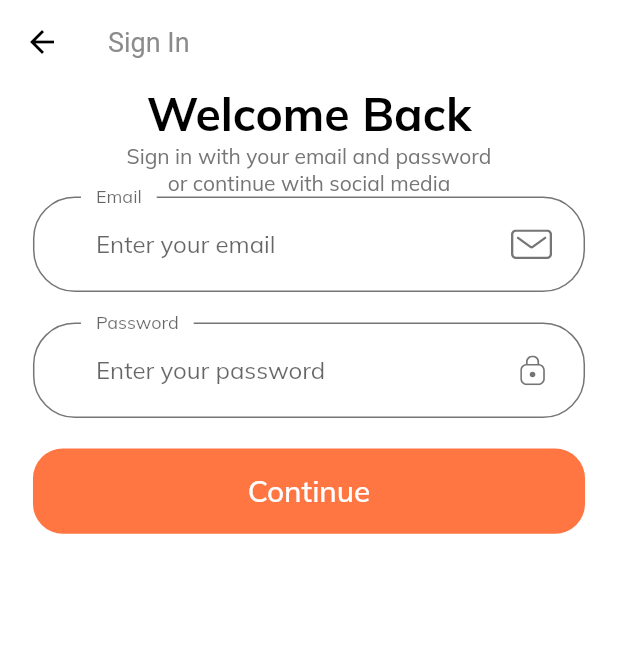
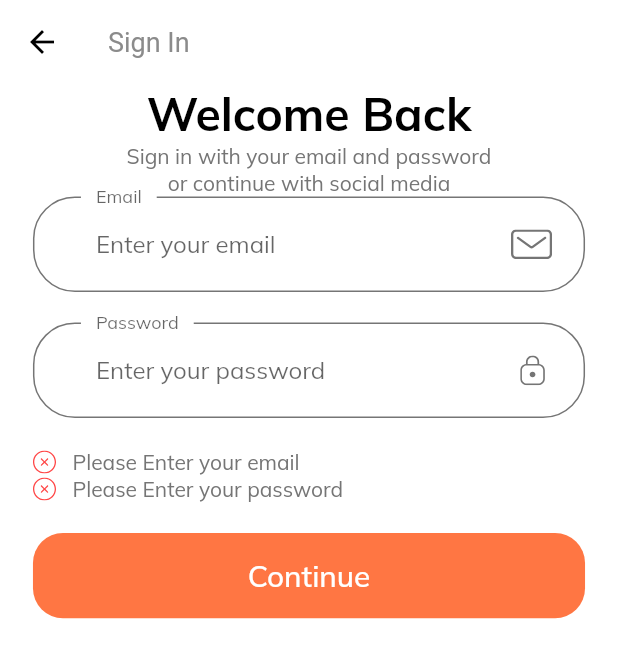
Before and after one commit to jplozada/E-commerce, a Flutter app: the SignInScreen screen opened by its route, after a tap on "Continue", on a phone screen of 412 x 824 dp. Shown: the top 658 px of the screen. Run offline on Flutter 3.47's test engine with Material 2 defaults, Android fonts, the phone set to English and light mode, and no system bars; our stand-ins replace flutter_svg.

Commit message:
Sign in screen: email and password inputs validation

```diff
--- /dev/null
+++ b/lib/components/form_error.dart
@@ -0,0 +1,33 @@
+import 'package:flutter/material.dart';
+import 'package:flutter_svg/svg.dart';
+import '../size_config.dart';
+
+class FormError extends StatelessWidget {
+  const FormError({
+    Key key,
+    @required this.errors,
+  }) : super(key: key);
+
+  final List<String> errors;
+
+  @override
+  Widget build(BuildContext context) {
+    return Column(
+      children: List.generate(errors.length, (index) => formErrorText(error: errors[index]))
+    );
+  }
+
+  Row formErrorText({String error}) {
+    return Row(
+      children: [
+        SvgPicture.asset(
+          "assets/icons/Error.svg",
+          height: getProportionateScreenWidth(14),
+          width: getProportionateScreenWidth(14),
+        ),
+        SizedBox(width: getProportionateScreenWidth(10)),
+        Text(error)
+      ],
+    );
+  }
+}
--- a/lib/constants.dart
+++ b/lib/constants.dart
@@ -11,3 +11,12 @@ const kSecondaryColor = Color(0xFF979797);
 const kTextColor = Color(0xFF757575);
 
 const kAnimationDuration = Duration(milliseconds: 200);
+
+// Form Error
+final RegExp emailValidatorRegExp =
+    RegExp(r"^[a-zA-Z0-9.]+@[a-zA-Z0-9]+\.[a-zA-Z]+");
+const String kEmailNullError = "Please Enter your email";
+const String kInvalidEmailError = "Please Enter Valid Email";
+const String kPassNullError = "Please Enter your password";
+const String kShortPassError = "Password is too short";
+const String kMatchPassError = "Passwords don't match";
--- a/lib/screens/sign_in/components/body.dart
+++ b/lib/screens/sign_in/components/body.dart
@@ -1,4 +1,6 @@
 import 'package:e_commerce_app/components/default_button.dart';
+import 'package:e_commerce_app/components/form_error.dart';
+import 'package:e_commerce_app/constants.dart';
 import 'package:e_commerce_app/size_config.dart';
 import 'package:flutter/material.dart';
 import 'package:flutter_svg/flutter_svg.dart';
@@ -39,6 +41,8 @@ class SignForm extends StatefulWidget {
 
 class _SignFormState extends State<SignForm> {
   final _formKey = GlobalKey<FormState>();
+  String email;
+  String password;
   final List<String> errors = [];
   @override
   Widget build(BuildContext context) {
@@ -50,21 +54,86 @@ class _SignFormState extends State<SignForm> {
             SizedBox(height: getProportionateScreenHeight(20)),
             buildPasswordFormField(),
             SizedBox(height: getProportionateScreenHeight(20)),
-            DefaultButton(text: "Continue", press: () {}),
+            FormError(errors: errors),
+            SizedBox(height: getProportionateScreenHeight(20)),
+            DefaultButton(
+                text: "Continue",
+                press: () {
+                  if (_formKey.currentState.validate()) {
+                    _formKey.currentState.save();
+                  }
+                }),
           ],
         ));
+  }
+
+    TextFormField buildPasswordFormField() {
+    return TextFormField(
+      obscureText: true,
+      onSaved: (newValue) => password = newValue,
+      onChanged: (value) {
+        if (value.isNotEmpty && errors.contains(kPassNullError)) {
+          setState(() {
+            errors.remove(kPassNullError);
+          });
+        } else if (value.length >= 8 &&
+            errors.contains(kShortPassError)) {
+          setState(() {
+            errors.remove(kShortPassError);
+          });
+        }
+        return null;
+      },
+      validator: (value) {
+        if (value.isEmpty && !errors.contains(kPassNullError)) {
+          setState(() {
+            errors.add(kPassNullError);
+          });
+        } else if (value.isNotEmpty && value.length < 8 &&
+            !errors.contains(kShortPassError)) {
+          setState(() {
+            errors.add(kShortPassError);
+          });
+        }
+        return null;
+      },
+      decoration: InputDecoration(
+          labelText: "Password",
+          hintText: "Enter your password",
+          floatingLabelBehavior: FloatingLabelBehavior.always,
+          suffixIcon: CustomSuffixIcon(svgIcon: "assets/icons/Lock.svg")),
+    );
   }
 
   TextFormField buildEmailFormField() {
     return TextFormField(
       keyboardType: TextInputType.emailAddress,
+      onSaved: (newValue) => email = newValue,
+      onChanged: (value) {
+        if (value.isNotEmpty && errors.contains(kEmailNullError)) {
+          setState(() {
+            errors.remove(kEmailNullError);
+          });
+        } else if (emailValidatorRegExp.hasMatch(value) &&
+            errors.contains(kInvalidEmailError)) {
+          setState(() {
+            errors.remove(kInvalidEmailError);
+          });
+        }
+        return null;
+      },
       validator: (value) {
-        if (value.isEmpty) {
+        if (value.isEmpty && !errors.contains(kEmailNullError)) {
           setState(() {
-            errors.add("Please enter your email");
+            errors.add(kEmailNullError);
           });
-          return null;
+        } else if (value.isNotEmpty && !emailValidatorRegExp.hasMatch(value) &&
+            !errors.contains(kInvalidEmailError)) {
+          setState(() {
+            errors.add(kInvalidEmailError);
+          });
         }
+        return null;
       },
       decoration: InputDecoration(
           labelText: "Email",
@@ -73,15 +142,4 @@ class _SignFormState extends State<SignForm> {
           suffixIcon: CustomSuffixIcon(svgIcon: "assets/icons/Mail.svg")),
     );
   }
-
-  TextFormField buildPasswordFormField() {
-    return TextFormField(
-      obscureText: true,
-      decoration: InputDecoration(
-          labelText: "Password",
-          hintText: "Enter your password",
-          floatingLabelBehavior: FloatingLabelBehavior.always,
-          suffixIcon: CustomSuffixIcon(svgIcon: "assets/icons/Lock.svg")),
-    );
-  }
 }
```
